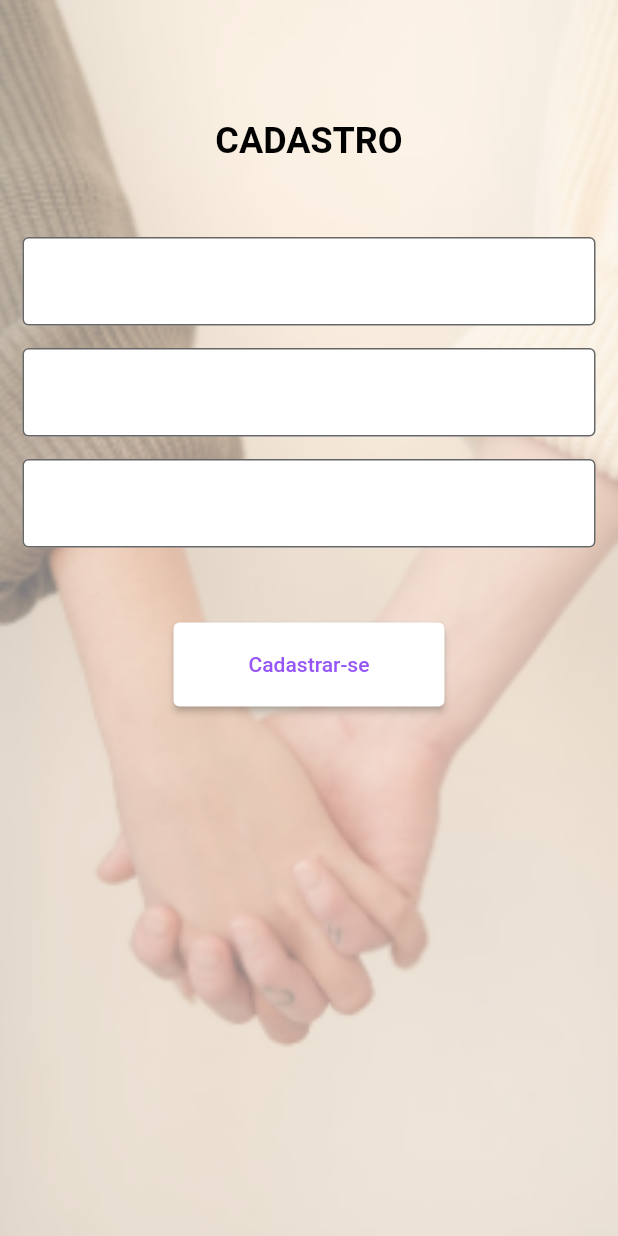
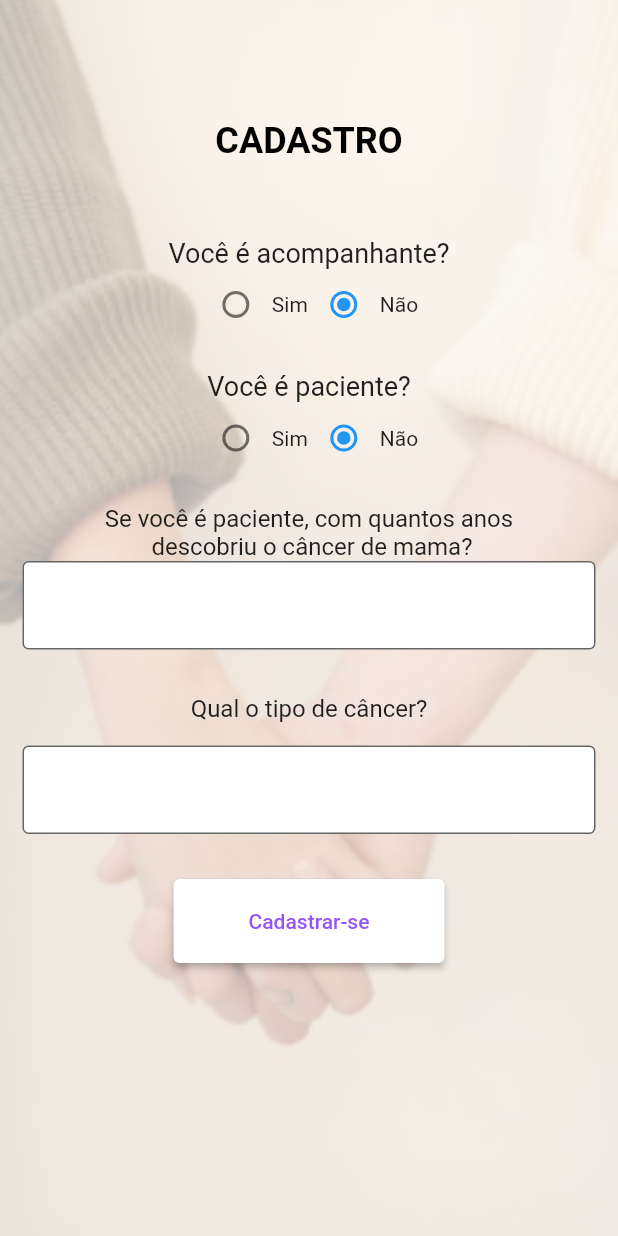
Before and after one commit to andressatlopes/FlutterProject, a Flutter app: the Cadastro screen opened directly, after a tap on "Próximo", on a phone screen of 412 x 824 dp. Run offline on Flutter 3.47's test engine with Material 2 defaults, Android fonts, the phone set to English and light mode, and no system bars.

```diff
--- a/lib/cadastro.dart
+++ b/lib/cadastro.dart
@@ -14,7 +14,7 @@ class Cadastro extends StatelessWidget {
         image: DecorationImage(
           image: AssetImage("images/imgCadastro.png"),
           fit: BoxFit.cover,
-          opacity: 0.5,
+          opacity: 0.3,
         ),
       ),
       child: Column(
--- a/lib/cadastro2.dart
+++ b/lib/cadastro2.dart
@@ -1,28 +1,124 @@
+// import 'package:flutter/material.dart';
+// import 'menu/menuInicial.dart';
+
+// void main() => runApp(const Cadastro2());
+
+// class Cadastro2 extends StatelessWidget {
+//   const Cadastro2({super.key});
+
+//   @override
+//   Widget build(BuildContext context) {
+//     return Scaffold(
+//         body: Container(
+//       decoration: const BoxDecoration(
+//         image: DecorationImage(
+//           image: AssetImage("images/imgCadastro.png"),
+//           fit: BoxFit.cover,
+//           opacity: 0.5,
+//         ),
+//       ),
+//       child: Column(
+//         children: <Widget>[
+//           const SizedBox(
+//             height: 80,
+//           ),
+//           const Text(
+//             'CADASTRO',
+//             style: TextStyle(
+//               fontSize: 24,
+//               fontWeight: FontWeight.bold,
+//               color: Colors.black,
+//             ),
+//             textAlign: TextAlign.center,
+//           ),
+//           const SizedBox(
+//             height: 50,
+//           ),
+//           const Text('Você é acompanhante?'),
+//           const Text('Você é paciente?'),
+//           const Text(
+//               'Se você é paciente com quantos anos descobriu o cancêr de mama?'),
+//           const Padding(
+//             //padding: const EdgeInsets.only(left:15.0,right: 15.0,top:0,bottom: 0),
+//             padding: EdgeInsets.symmetric(horizontal: 15),
+//             child: TextField(
+//               decoration: InputDecoration(
+//                 border: OutlineInputBorder(),
+//                 filled: true,
+//                 fillColor: Colors.white,
+//               ),
+//             ),
+//           ),
+//           const SizedBox(
+//             height: 40,
+//           ),
+//           const Text('Qual o tipo de cancêr?'),
+//           const Padding(
+//             padding:
+//                 EdgeInsets.only(left: 15.0, right: 15.0, top: 15, bottom: 0),
+//             //padding: EdgeInsets.symmetric(horizontal: 15),
+//             child: TextField(
+//               decoration: InputDecoration(
+//                 border: OutlineInputBorder(),
+//                 filled: true,
+//                 fillColor: Colors.white,
+//               ),
+//             ),
+//           ),
+//           const SizedBox(
+//             height: 50,
+//           ),
+//           ElevatedButton(
+//             onPressed: () {
+//               Navigator.push(
+//                 context,
+//                 MaterialPageRoute(builder: (context) => const Menu()),
+//               );
+//             },
+//             style: ElevatedButton.styleFrom(
+//               foregroundColor: const Color.fromARGB(255, 150, 86, 247),
+//               backgroundColor: Colors.white,
+//               padding: const EdgeInsets.symmetric(horizontal: 50, vertical: 20),
+//               minimumSize: const Size(150, 50), // define a cor do texto
+//             ),
+//             child: const Text('Cadastrar-se'),
+//           ),
+//         ],
+//       ),
+//     ));
+//   }
+// }
+
 import 'package:flutter/material.dart';
-
 import 'menu/menuInicial.dart';
 
 void main() => runApp(const Cadastro2());
 
 class Cadastro2 extends StatelessWidget {
-  const Cadastro2({super.key});
+  const Cadastro2({Key? key}) : super(key: key);
 
   @override
   Widget build(BuildContext context) {
+    bool isAcompanhante = false;
+
+    // void atualizarAcompanhante(bool value) {
+    //   context.read<Cadastro2State>().setState(() {
+    //     isAcompanhante = value;
+    //   });
+    // }
+
     return Scaffold(
       body: Container(
         decoration: const BoxDecoration(
           image: DecorationImage(
             image: AssetImage("images/imgCadastro.png"),
             fit: BoxFit.cover,
-          opacity: 0.5,
+            opacity: 0.3,
           ),
         ),
         child: Column(
           children: <Widget>[
-          const SizedBox(
-            height: 80,
-          ),
+            const SizedBox(height: 80),
             const Text(
               'CADASTRO',
               style: TextStyle(
@@ -32,11 +128,80 @@ class Cadastro2 extends StatelessWidget {
               ),
               textAlign: TextAlign.center,
             ),
-          const SizedBox(
-            height: 50,
+            const SizedBox(height: 50),
+            const Text(
+              'Você é acompanhante?',
+              style: TextStyle(fontSize: 18),
+            ),
+            Center(
+              child: Row(
+                mainAxisAlignment: MainAxisAlignment.center,
+                children: <Widget>[
+                  Radio(
+                    value: true,
+                    groupValue: isAcompanhante,
+                    onChanged: (bool? value) {
+                      if (value != null) {
+                        //context.read<Cadastro2>().atualizarAcompanhante(value);
+                      }
+                    },
+                  ),
+                  const Text('Sim'),
+                  Radio(
+                    value: false,
+                    groupValue: isAcompanhante,
+                    onChanged: (bool? value) {
+                      if (value != null) {
+                        //context.read<Cadastro2>().atualizarAcompanhante(value);
+                      }
+                    },
+                  ),
+                  const Text('Não'),
+                ],
+              ),
+            ),
+            const SizedBox(height: 20),
+            const Text(
+              'Você é paciente?',
+              style: TextStyle(fontSize: 18),
+            ),
+            Center(
+              child: Row(
+                mainAxisAlignment: MainAxisAlignment.center,
+                children: <Widget>[
+                  Radio(
+                    value: true,
+                    groupValue: isAcompanhante,
+                    onChanged: (bool? value) {
+                      if (value != null) {
+                        //context.read<Cadastro2>().atualizarAcompanhante(value);
+                      }
+                    },
+                  ),
+                  const Text('Sim'),
+                  Radio(
+                    value: false,
+                    groupValue: isAcompanhante,
+                    onChanged: (bool? value) {
+                      if (value != null) {
+                        //context.read<Cadastro2>().atualizarAcompanhante(value);
+                      }
+                    },
+                  ),
+                  const Text('Não'),
+                ],
+              ),
+            ),
+            const SizedBox(height: 20),
+            const Text(
+              'Se você é paciente, com quantos anos',
+              style: TextStyle(fontSize: 16),
+            ),
+            const Text(
+              ' descobriu o câncer de mama?',
+              style: TextStyle(fontSize: 16),
             ),
             const Padding(
-            //padding: const EdgeInsets.only(left:15.0,right: 15.0,top:0,bottom: 0),
               padding: EdgeInsets.symmetric(horizontal: 15),
               child: TextField(
                 decoration: InputDecoration(
@@ -46,10 +211,14 @@ class Cadastro2 extends StatelessWidget {
                 ),
               ),
             ),
+            const SizedBox(height: 30),
+            const Text(
+              'Qual o tipo de câncer?',
+              style: TextStyle(fontSize: 16),
+            ),
             const Padding(
               padding:
                   EdgeInsets.only(left: 15.0, right: 15.0, top: 15, bottom: 0),
-            //padding: EdgeInsets.symmetric(horizontal: 15),
               child: TextField(
                 decoration: InputDecoration(
                   border: OutlineInputBorder(),
@@ -58,21 +227,7 @@ class Cadastro2 extends StatelessWidget {
                 ),
               ),
             ),
-          const Padding(
-            padding:
-                EdgeInsets.only(left: 15.0, right: 15.0, top: 15, bottom: 0),
-            //padding: EdgeInsets.symmetric(horizontal: 15),
-            child: TextField(
-              decoration: InputDecoration(
-                border: OutlineInputBorder(),
-                filled: true,
-                fillColor: Colors.white,
-              ),
-            ),
-          ),
-          const SizedBox(
-            height: 50,
-          ),
+            const SizedBox(height: 30),
             ElevatedButton(
               onPressed: () {
                 Navigator.push(
@@ -83,13 +238,15 @@ class Cadastro2 extends StatelessWidget {
               style: ElevatedButton.styleFrom(
                 foregroundColor: const Color.fromARGB(255, 150, 86, 247),
                 backgroundColor: Colors.white,
-              padding: const EdgeInsets.symmetric(horizontal: 50, vertical: 20),
-              minimumSize: const Size(150, 50), // define a cor do texto
+                padding:
+                    const EdgeInsets.symmetric(horizontal: 50, vertical: 20),
+                minimumSize: const Size(150, 50),
               ),
               child: const Text('Cadastrar-se'),
             ),
           ],
         ),
-    ));
+      ),
+    );
   }
 }
--- a/lib/main.dart
+++ b/lib/main.dart
@@ -1,5 +1,4 @@
 import 'package:flutter/material.dart';
-
 import 'cadastro.dart';
 import 'menu/forum.dart';
 //import 'menuInicial.dart';
--- a/lib/menu/cancerdemama.dart
+++ b/lib/menu/cancerdemama.dart
@@ -0,0 +1,24 @@
+import 'package:flutter/material.dart';
+import 'package:url_launcher/url_launcher.dart';
+
+final Uri _url = Uri.parse(
+    'https://parte-html-cancer-de-mama.tallesgabriel1.repl.co/cancerdemama.html');
+
+void main() => runApp(
+      const MaterialApp(
+        home: Material(
+          child: Center(
+            child: ElevatedButton(
+              onPressed: _launchUrl,
+              child: Text('Abrir página HTML'),
+            ),
+          ),
+        ),
+      ),
+    );
+
+Future<void> _launchUrl() async {
+  if (!await launchUrl(_url)) {
+    throw Exception('Nao foi possivel abrir Url $_url');
+  }
+}
--- a/lib/menu/menuInicial.dart
+++ b/lib/menu/menuInicial.dart
@@ -55,7 +55,11 @@ class Menu extends StatelessWidget {
                       ),
                     ),
                     onTap: () {
-                      // Lógica para tratar o clique na opção 1
+                      Navigator.push(
+                        context,
+                        MaterialPageRoute(
+                            builder: (context) => const MaterialApp()),
+                      );
                     },
                   ),
                   const SizedBox(
--- a/pubspec.yaml
+++ b/pubspec.yaml
@@ -30,6 +30,7 @@ environment:
 dependencies:
   flutter:
     sdk: flutter
+  url_launcher: ^6.1.11
 
   # The following adds the Cupertino Icons font to your application.
   # Use with the CupertinoIcons class for iOS style icons.
```
Also changed, not shown: lib/cancerdemama/1oqueeh.dart (line endings or trailing spaces), pubspec.lock, 5 other files. Lines whose indentation alone changed are shown as unchanged.
